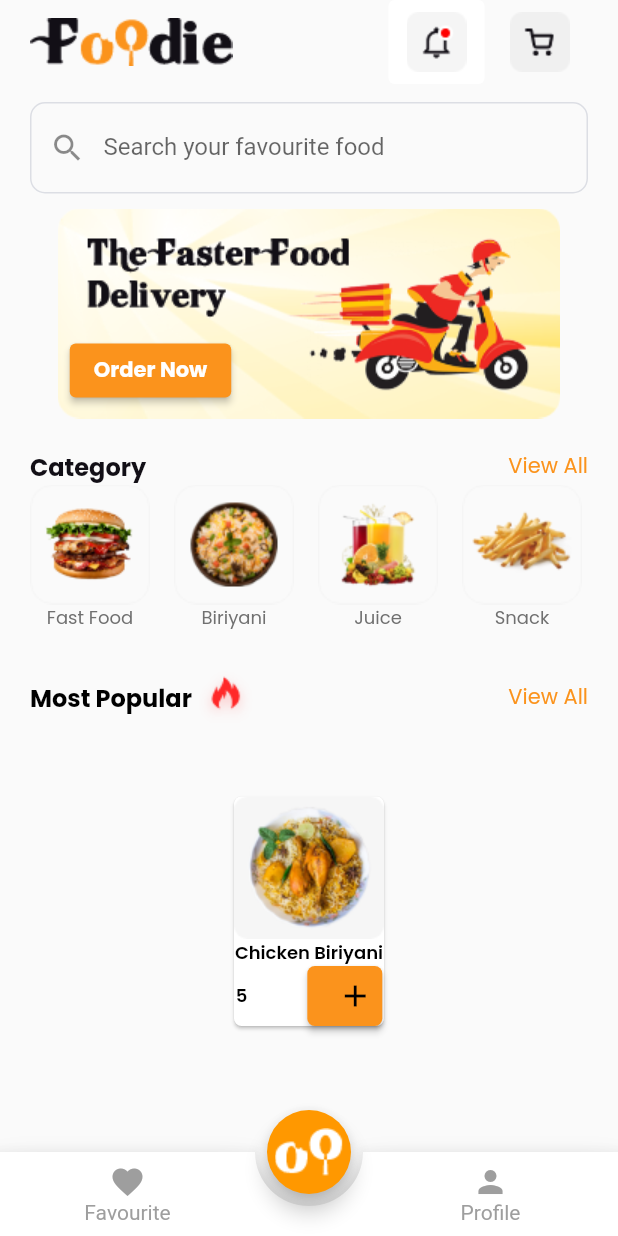
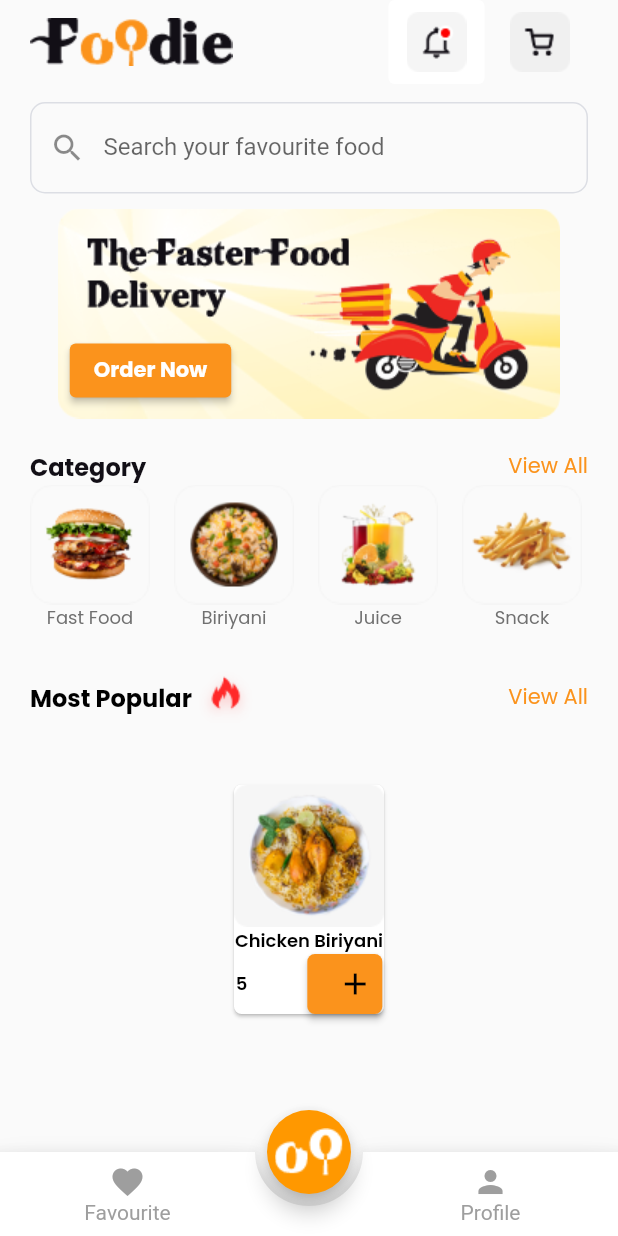
Before and after one commit to Tamim45/office-orac-1, a Flutter app: the screen it shows after launch, on a phone screen of 412 x 824 dp. Run offline on Flutter 3.47's test engine with Material 2 defaults, Android fonts, the phone set to English and light mode, and no system bars; drawn by our look-alikes of animated_bottom_navigation_bar; our stand-ins replace google_fonts.

Commit message:
office prac-1

```diff
--- a/lib/main.dart
+++ b/lib/main.dart
@@ -239,7 +239,7 @@ class _RootPageState extends State<RootPage> {
                   child: Padding(
                     padding: const EdgeInsets.all(16.0),
                     child: Card(
-                      margin: EdgeInsets.all(16),
+                      margin: EdgeInsets.all(8),
                         shape: RoundedRectangleBorder(
                           borderRadius: BorderRadius.circular(5),
                         ),
```
